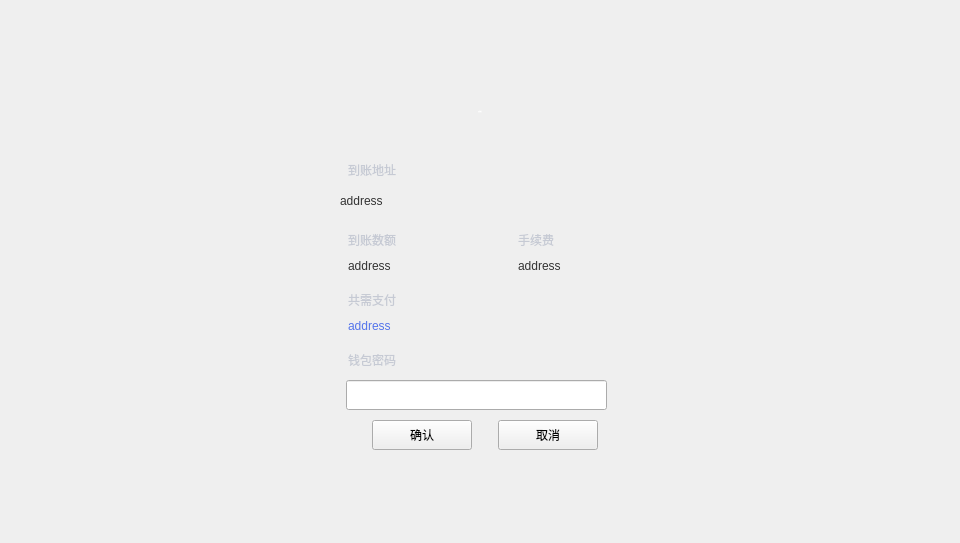
Before: the Qt Designer form LNKWallet/capitalTransferPage/CapitalConfirmWidget.ui in HcashOrg/hx-indicator, drawn with Qt 5.
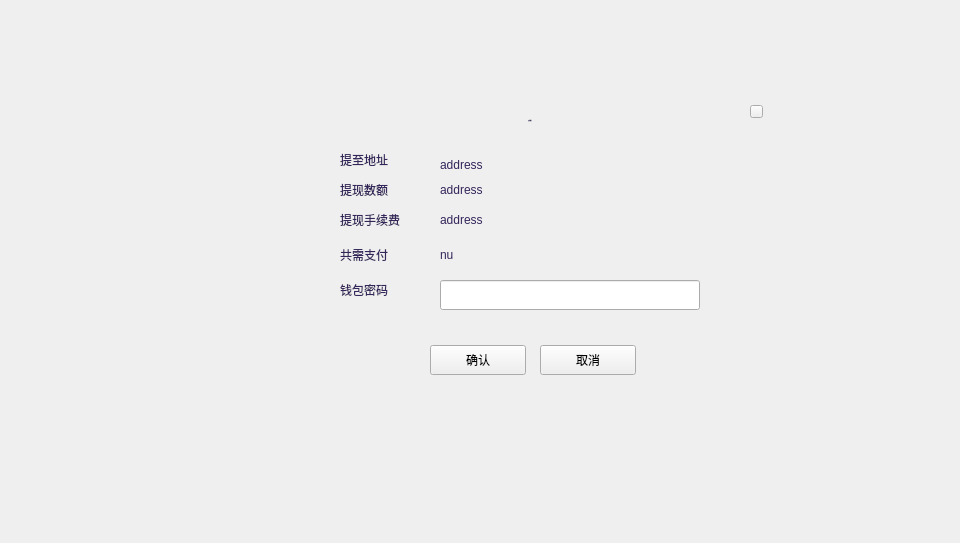
After: the same form once the commit is applied.

The edit to the form file:
```diff
--- a/LNKWallet/capitalTransferPage/CapitalConfirmWidget.ui
+++ b/LNKWallet/capitalTransferPage/CapitalConfirmWidget.ui
@@ -13,229 +13,274 @@
   <property name="windowTitle">
    <string>Form</string>
   </property>
-  <widget class="QLineEdit" name="lineEdit">
+  <widget class="QWidget" name="widget" native="true">
    <property name="geometry">
     <rect>
-     <x>346</x>
-     <y>380</y>
-     <width>261</width>
-     <height>30</height>
+     <x>0</x>
+     <y>0</y>
+     <width>960</width>
+     <height>543</height>
     </rect>
    </property>
-   <property name="echoMode">
-    <enum>QLineEdit::Password</enum>
-   </property>
-  </widget>
-  <widget class="QLabel" name="label_feeNumber">
-   <property name="geometry">
-    <rect>
-     <x>518</x>
-     <y>256</y>
-     <width>141</width>
-     <height>20</height>
-    </rect>
-   </property>
-   <property name="styleSheet">
-    <string notr="true">color: rgb(51, 51, 51);
-font: 13px &quot;Microsoft YaHei UI Light&quot;;</string>
-   </property>
-   <property name="text">
-    <string>address</string>
-   </property>
-  </widget>
-  <widget class="QToolButton" name="toolButton_cancel">
-   <property name="geometry">
-    <rect>
-     <x>498</x>
-     <y>420</y>
-     <width>100</width>
-     <height>30</height>
-    </rect>
-   </property>
-   <property name="text">
-    <string>取消</string>
-   </property>
-  </widget>
-  <widget class="QLabel" name="label_actualNumber">
-   <property name="geometry">
-    <rect>
-     <x>348</x>
-     <y>256</y>
-     <width>151</width>
-     <height>20</height>
-    </rect>
-   </property>
-   <property name="styleSheet">
-    <string notr="true">color: rgb(51, 51, 51);
-font: 13px &quot;Microsoft YaHei UI Light&quot;;</string>
-   </property>
-   <property name="text">
-    <string>address</string>
-   </property>
-  </widget>
-  <widget class="QLabel" name="label_totalNumber">
-   <property name="geometry">
-    <rect>
-     <x>348</x>
-     <y>316</y>
-     <width>131</width>
-     <height>20</height>
-    </rect>
-   </property>
-   <property name="styleSheet">
-    <string notr="true">color: rgb(84,116,235);
-font: 13px &quot;Microsoft YaHei UI Light&quot;;</string>
-   </property>
-   <property name="text">
-    <string>address</string>
-   </property>
-  </widget>
-  <widget class="QLabel" name="label_address">
-   <property name="geometry">
-    <rect>
-     <x>340</x>
-     <y>186</y>
-     <width>300</width>
-     <height>30</height>
-    </rect>
-   </property>
-   <property name="styleSheet">
-    <string notr="true">QLabel{color: rgb(51, 51, 51);
-font: 14px &quot;Microsoft YaHei UI Light&quot;;}</string>
-   </property>
-   <property name="text">
-    <string>address</string>
-   </property>
-   <property name="textInteractionFlags">
-    <set>Qt::LinksAccessibleByMouse|Qt::TextSelectableByMouse</set>
-   </property>
-  </widget>
-  <widget class="QLabel" name="label_3">
-   <property name="geometry">
-    <rect>
-     <x>348</x>
-     <y>290</y>
-     <width>80</width>
-     <height>20</height>
-    </rect>
-   </property>
-   <property name="styleSheet">
-    <string notr="true">color: rgb(198, 202, 212);
+   <widget class="QWidget" name="containerWidget" native="true">
+    <property name="geometry">
+     <rect>
+      <x>300</x>
+      <y>85</y>
+      <width>481</width>
+      <height>321</height>
+     </rect>
+    </property>
+    <widget class="QLabel" name="label_title">
+     <property name="geometry">
+      <rect>
+       <x>130</x>
+       <y>20</y>
+       <width>200</width>
+       <height>30</height>
+      </rect>
+     </property>
+     <property name="font">
+      <font>
+       <family>微软雅黑</family>
+       <pointsize>-1</pointsize>
+       <weight>50</weight>
+       <italic>false</italic>
+       <bold>false</bold>
+      </font>
+     </property>
+     <property name="styleSheet">
+      <string notr="true">font: 14px &quot;微软雅黑&quot;;
+color: rgb(52,37,90);</string>
+     </property>
+     <property name="text">
+      <string>交易确认</string>
+     </property>
+     <property name="alignment">
+      <set>Qt::AlignCenter</set>
+     </property>
+    </widget>
+    <widget class="QLabel" name="label_address">
+     <property name="geometry">
+      <rect>
+       <x>140</x>
+       <y>65</y>
+       <width>331</width>
+       <height>30</height>
+      </rect>
+     </property>
+     <property name="styleSheet">
+      <string notr="true">color: rgb(52,37,90);
 font: 12px &quot;Microsoft YaHei UI Light&quot;;</string>
-   </property>
-   <property name="text">
-    <string>共需支付</string>
-   </property>
-  </widget>
-  <widget class="QToolButton" name="toolButton_confirm">
-   <property name="geometry">
-    <rect>
-     <x>372</x>
-     <y>420</y>
-     <width>100</width>
-     <height>30</height>
-    </rect>
-   </property>
-   <property name="text">
-    <string>确认</string>
-   </property>
-  </widget>
-  <widget class="QLabel" name="label_4">
-   <property name="geometry">
-    <rect>
-     <x>348</x>
-     <y>350</y>
-     <width>80</width>
-     <height>20</height>
-    </rect>
-   </property>
-   <property name="styleSheet">
-    <string notr="true">color: rgb(198, 202, 212);
+     </property>
+     <property name="text">
+      <string>address</string>
+     </property>
+     <property name="textInteractionFlags">
+      <set>Qt::LinksAccessibleByMouse|Qt::TextSelectableByMouse</set>
+     </property>
+    </widget>
+    <widget class="QLabel" name="label_2">
+     <property name="geometry">
+      <rect>
+       <x>40</x>
+       <y>125</y>
+       <width>71</width>
+       <height>20</height>
+      </rect>
+     </property>
+     <property name="styleSheet">
+      <string notr="true">color: rgb(52,37,90);
 font: 12px &quot;Microsoft YaHei UI Light&quot;;</string>
-   </property>
-   <property name="text">
-    <string>钱包密码</string>
-   </property>
-  </widget>
-  <widget class="QLabel" name="label_1">
-   <property name="geometry">
-    <rect>
-     <x>348</x>
-     <y>230</y>
-     <width>80</width>
-     <height>20</height>
-    </rect>
-   </property>
-   <property name="styleSheet">
-    <string notr="true">color: rgb(198, 202, 212);
+     </property>
+     <property name="text">
+      <string>提现手续费</string>
+     </property>
+    </widget>
+    <widget class="QLabel" name="label_totalNumber">
+     <property name="geometry">
+      <rect>
+       <x>140</x>
+       <y>160</y>
+       <width>260</width>
+       <height>20</height>
+      </rect>
+     </property>
+     <property name="styleSheet">
+      <string notr="true">color: rgb(52,37,90);
 font: 12px &quot;Microsoft YaHei UI Light&quot;;</string>
-   </property>
-   <property name="text">
-    <string>到账数额</string>
-   </property>
-  </widget>
-  <widget class="QLabel" name="label_title">
-   <property name="geometry">
-    <rect>
-     <x>380</x>
-     <y>101</y>
-     <width>200</width>
-     <height>20</height>
-    </rect>
-   </property>
-   <property name="font">
-    <font>
-     <family>微软雅黑</family>
-     <pointsize>-1</pointsize>
-     <weight>50</weight>
-     <italic>false</italic>
-     <bold>false</bold>
-    </font>
-   </property>
-   <property name="styleSheet">
-    <string notr="true">font: 14px &quot;微软雅黑&quot;;
-color: rgb(255, 255, 255);</string>
-   </property>
-   <property name="text">
-    <string>交易确认</string>
-   </property>
-   <property name="alignment">
-    <set>Qt::AlignCenter</set>
-   </property>
-  </widget>
-  <widget class="QLabel" name="label_2">
-   <property name="geometry">
-    <rect>
-     <x>518</x>
-     <y>230</y>
-     <width>80</width>
-     <height>20</height>
-    </rect>
-   </property>
-   <property name="styleSheet">
-    <string notr="true">color: rgb(198, 202, 212);
+     </property>
+     <property name="text">
+      <string>nu</string>
+     </property>
+    </widget>
+    <widget class="QToolButton" name="toolButton_cancel">
+     <property name="geometry">
+      <rect>
+       <x>240</x>
+       <y>260</y>
+       <width>96</width>
+       <height>30</height>
+      </rect>
+     </property>
+     <property name="cursor">
+      <cursorShape>PointingHandCursor</cursorShape>
+     </property>
+     <property name="text">
+      <string>取消</string>
+     </property>
+    </widget>
+    <widget class="QLabel" name="label_actualNumber">
+     <property name="geometry">
+      <rect>
+       <x>140</x>
+       <y>95</y>
+       <width>241</width>
+       <height>20</height>
+      </rect>
+     </property>
+     <property name="styleSheet">
+      <string notr="true">color: rgb(52,37,90);
 font: 12px &quot;Microsoft YaHei UI Light&quot;;</string>
-   </property>
-   <property name="text">
-    <string>手续费</string>
-   </property>
-  </widget>
-  <widget class="QLabel" name="label_5">
-   <property name="geometry">
-    <rect>
-     <x>348</x>
-     <y>160</y>
-     <width>80</width>
-     <height>20</height>
-    </rect>
-   </property>
-   <property name="styleSheet">
-    <string notr="true">color: rgb(198, 202, 212);
+     </property>
+     <property name="text">
+      <string>address</string>
+     </property>
+    </widget>
+    <widget class="QLabel" name="label_3">
+     <property name="geometry">
+      <rect>
+       <x>40</x>
+       <y>160</y>
+       <width>71</width>
+       <height>20</height>
+      </rect>
+     </property>
+     <property name="styleSheet">
+      <string notr="true">color: rgb(52,37,90);
 font: 12px &quot;Microsoft YaHei UI Light&quot;;</string>
-   </property>
-   <property name="text">
-    <string>到账地址</string>
-   </property>
+     </property>
+     <property name="text">
+      <string>共需支付</string>
+     </property>
+    </widget>
+    <widget class="QLabel" name="label_1">
+     <property name="geometry">
+      <rect>
+       <x>40</x>
+       <y>95</y>
+       <width>71</width>
+       <height>20</height>
+      </rect>
+     </property>
+     <property name="styleSheet">
+      <string notr="true">color: rgb(52,37,90);
+font: 12px &quot;Microsoft YaHei UI Light&quot;;</string>
+     </property>
+     <property name="text">
+      <string>提现数额</string>
+     </property>
+    </widget>
+    <widget class="QLabel" name="label_4">
+     <property name="geometry">
+      <rect>
+       <x>40</x>
+       <y>195</y>
+       <width>71</width>
+       <height>20</height>
+      </rect>
+     </property>
+     <property name="styleSheet">
+      <string notr="true">color: rgb(52,37,90);
+font: 12px &quot;Microsoft YaHei UI Light&quot;;</string>
+     </property>
+     <property name="text">
+      <string>钱包密码</string>
+     </property>
+    </widget>
+    <widget class="QToolButton" name="toolButton_confirm">
+     <property name="geometry">
+      <rect>
+       <x>130</x>
+       <y>260</y>
+       <width>96</width>
+       <height>30</height>
+      </rect>
+     </property>
+     <property name="cursor">
+      <cursorShape>PointingHandCursor</cursorShape>
+     </property>
+     <property name="text">
+      <string>确认</string>
+     </property>
+    </widget>
+    <widget class="QLabel" name="label_feeNumber">
+     <property name="geometry">
+      <rect>
+       <x>140</x>
+       <y>125</y>
+       <width>261</width>
+       <height>20</height>
+      </rect>
+     </property>
+     <property name="styleSheet">
+      <string notr="true">color: rgb(52,37,90);
+font: 12px &quot;Microsoft YaHei UI Light&quot;;</string>
+     </property>
+     <property name="text">
+      <string>address</string>
+     </property>
+    </widget>
+    <widget class="QLabel" name="label_5">
+     <property name="geometry">
+      <rect>
+       <x>40</x>
+       <y>65</y>
+       <width>71</width>
+       <height>20</height>
+      </rect>
+     </property>
+     <property name="styleSheet">
+      <string notr="true">color: rgb(52,37,90);
+font: 12px &quot;Microsoft YaHei UI Light&quot;;</string>
+     </property>
+     <property name="text">
+      <string>提至地址</string>
+     </property>
+    </widget>
+    <widget class="QLineEdit" name="lineEdit">
+     <property name="geometry">
+      <rect>
+       <x>140</x>
+       <y>195</y>
+       <width>260</width>
+       <height>30</height>
+      </rect>
+     </property>
+     <property name="echoMode">
+      <enum>QLineEdit::Password</enum>
+     </property>
+    </widget>
+    <widget class="QToolButton" name="closeBtn">
+     <property name="geometry">
+      <rect>
+       <x>450</x>
+       <y>20</y>
+       <width>13</width>
+       <height>13</height>
+      </rect>
+     </property>
+     <property name="cursor">
+      <cursorShape>PointingHandCursor</cursorShape>
+     </property>
+     <property name="focusPolicy">
+      <enum>Qt::NoFocus</enum>
+     </property>
+     <property name="text">
+      <string/>
+     </property>
+    </widget>
+   </widget>
   </widget>
  </widget>
  <resources/>
```
